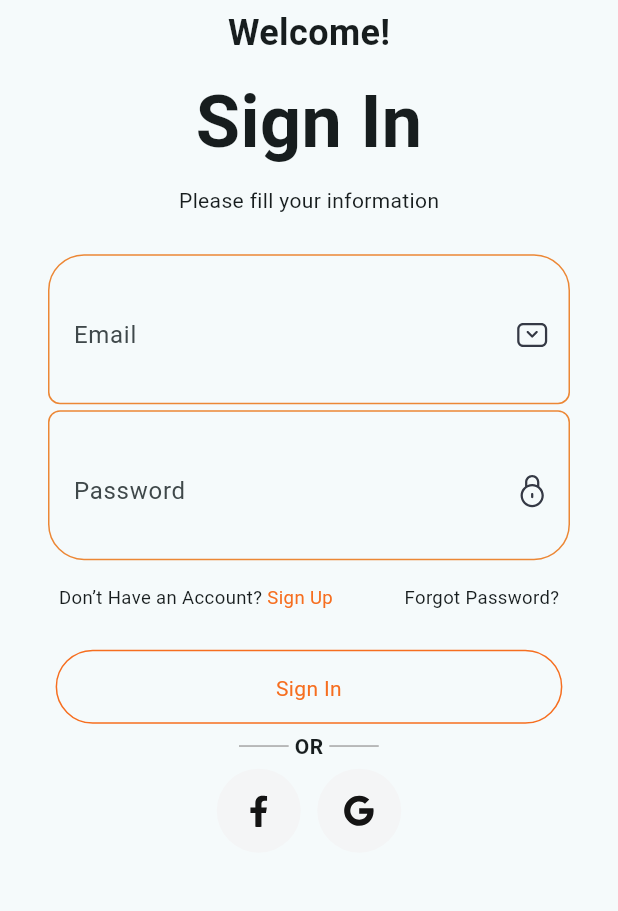
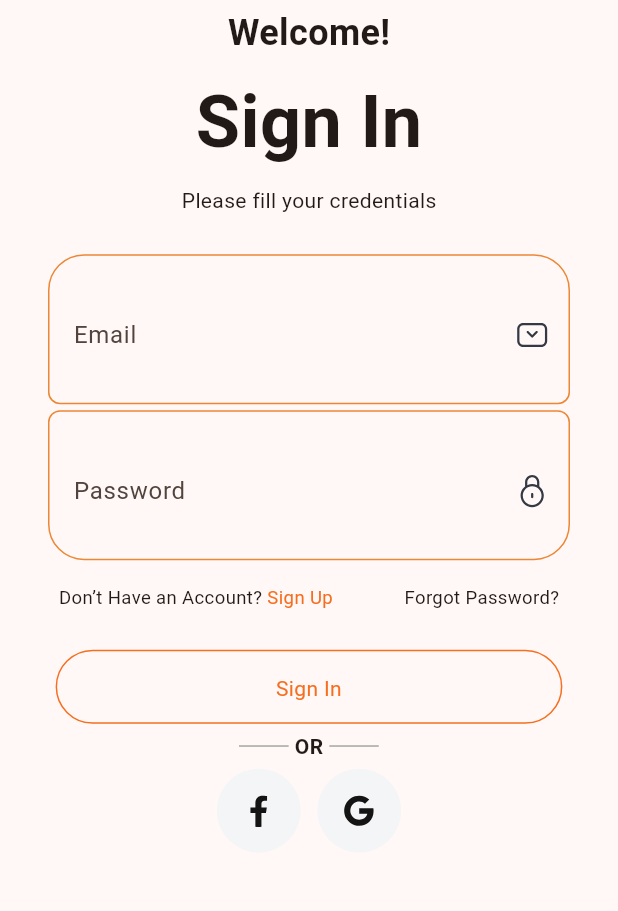
Before and after one commit to ontrigo24/Ontario-Mobile-Application, a Flutter app: the screen it shows after launch, after a tap on "Next", on a phone screen of 412 x 824 dp, the part 275-1186 px from its top. Run offline on Flutter 3.47's test engine with Material 3 defaults, Android fonts, the phone set to English and light mode, and no system bars; our stand-ins replace file_picker, flutter_svg, shimmer; project files that could hold a hidden picture were left out.

Commit message:
Sign Up screen Step - 1 completed

```diff
--- /dev/null
+++ b/lib/components/primary_btn.dart
@@ -0,0 +1,54 @@
+import 'package:flutter/material.dart';
+
+import '../utils/global_variables.dart';
+import '../utils/screen_size.dart';
+
+class PrimaryButton extends StatelessWidget {
+  const PrimaryButton({
+    super.key,
+    required this.onPressed,
+    required this.title,
+    this.showBorder = true,
+    this.fillColor = Colors.transparent, this.titleStyle,
+  });
+  final VoidCallback onPressed;
+  final String title;
+  final bool showBorder;
+  final Color fillColor;
+  final TextStyle? titleStyle;
+  @override
+  Widget build(BuildContext context) {
+    return SizedBox(
+      width: ScreenSizeConfig.screenWidth,
+      child: Row(
+        mainAxisAlignment: MainAxisAlignment.center,
+        crossAxisAlignment: CrossAxisAlignment.center,
+        children: [
+          GestureDetector(
+            onTap: onPressed,
+            child: Container(
+                padding: EdgeInsets.symmetric(
+                    vertical: ScreenSizeConfig.screenHeight * 0.018),
+                width: ScreenSizeConfig.screenWidth -
+                    (ScreenSizeConfig.screenWidth * 0.18),
+                height: ScreenSizeConfig.screenHeight * 0.06,
+                decoration: BoxDecoration(
+                    color: fillColor,
+                    border: Border.all(
+                        color: showBorder
+                            ? GlobalVariables.colors.secondary
+                            : Colors.transparent),
+                    borderRadius: const BorderRadius.all(Radius.circular(100))),
+                child: Text(
+                  title,
+                  textAlign: TextAlign.center,
+                  style: titleStyle ?? TextStyle(
+                    color: GlobalVariables.colors.secondary,
+                  ),
+                )),
+          )
+        ],
+      ),
+    );
+  }
+}
--- a/lib/main.dart
+++ b/lib/main.dart
@@ -21,7 +21,7 @@
         return MaterialApp(
           title: 'OntriGo',
           theme: ThemeData(
-            colorScheme: ColorScheme.fromSeed(seedColor: GlobalVariables.colors.primary),
+            colorScheme: ColorScheme.fromSeed(seedColor: GlobalVariables.colors.secondary),
             useMaterial3: true,
           ),
           onGenerateRoute: (routeSettings) => onGenerateRoute(routeSettings),
--- a/lib/screens/auth/auth_page.dart
+++ b/lib/screens/auth/auth_page.dart
@@ -1,5 +1,5 @@
 import 'package:flutter/material.dart';
-import 'package:ontrigo/screens/auth/components/login.dart';
+import 'package:ontrigo/screens/auth/components/sign_in.dart';
 
 class AuthScreen extends StatefulWidget {
   static const String routeName = '/auth';
@@ -12,6 +12,6 @@ class AuthScreen extends StatefulWidget {
 class _AuthScreenState extends State<AuthScreen> {
   @override
   Widget build(BuildContext context) {
-    return const LoginScreen();
+    return const SignInScreen();
   }
 }
--- a/lib/screens/auth/components/login.dart
+++ b/lib/screens/auth/components/sign_in.dart
@@ -1,10 +1,13 @@
 import 'package:flutter/material.dart';
 import 'package:flutter_svg/svg.dart';
+import 'package:ontrigo/screens/auth/components/sign_up.dart';
 import 'package:ontrigo/utils/global_variables.dart';
 import 'package:ontrigo/utils/screen_size.dart';
 
-class LoginScreen extends StatelessWidget {
-  const LoginScreen({super.key});
+import '../../../components/primary_btn.dart';
+
+class SignInScreen extends StatelessWidget {
+  const SignInScreen({super.key});
 
   @override
   Widget build(BuildContext context) {
@@ -33,11 +36,10 @@ class LoginScreen extends StatelessWidget {
                   ),
                 ),
                 SizedBox(height: 8),
-                Text('Please fill your information'),
+                Text('Please fill your credentials'),
               ],
             ),
-            const SizedBox(
-                    height: 16.0),
+            const SizedBox(height: 16.0),
             Column(
               children: [
                 Padding(
@@ -132,7 +134,8 @@ class LoginScreen extends StatelessWidget {
                           ),
                           GestureDetector(
                             onTap: () {
-                              // Handle SignUp tap
+                              Navigator.of(context).pushReplacement(MaterialPageRoute(
+                                  builder: (_) => const SignUpScreen()));
                             },
                             child: Text(
                               "Sign Up",
@@ -159,38 +162,8 @@ class LoginScreen extends StatelessWidget {
                 ),
               ],
             ),
-            const SizedBox(
-                    height: 16.0),
-            SizedBox(
-              width: ScreenSizeConfig.screenWidth,
-              child: Row(
-                mainAxisAlignment: MainAxisAlignment.center,
-                crossAxisAlignment: CrossAxisAlignment.center,
-                children: [
-                  GestureDetector(
-                    onTap: () {},
-                    child: Container(
-                        padding: EdgeInsets.symmetric(
-                            vertical: ScreenSizeConfig.screenHeight * 0.018),
-                        width: ScreenSizeConfig.screenWidth -
-                            (ScreenSizeConfig.screenWidth * 0.18),
-                        height: ScreenSizeConfig.screenHeight * 0.06,
-                        decoration: BoxDecoration(
-                            border: Border.all(
-                                color: GlobalVariables.colors.secondary),
-                            borderRadius:
-                                const BorderRadius.all(Radius.circular(100))),
-                        child: Text(
-                          'Sign In',
-                          textAlign: TextAlign.center,
-                          style: TextStyle(
-                            color: GlobalVariables.colors.secondary,
-                          ),
-                        )),
-                  )
-                ],
-              ),
-            ),
+            const SizedBox(height: 16.0),
+            PrimaryButton(onPressed: () {}, title: 'Sign In'),
             Row(
               mainAxisAlignment: MainAxisAlignment.center,
               children: [
@@ -200,12 +173,14 @@ class LoginScreen extends StatelessWidget {
                       border: Border.all(
                     width: 0.5,
                     color: const Color(0xFFA2A2A2),
-                    )
-                  ),
+                  )),
                 ),
                 const Padding(
                   padding: EdgeInsets.symmetric(horizontal: 4.0),
-                  child: Text('OR', style: TextStyle(fontWeight: FontWeight.bold),),
+                  child: Text(
+                    'OR',
+                    style: TextStyle(fontWeight: FontWeight.bold),
+                  ),
                 ),
                 Container(
                   width: ScreenSizeConfig.screenWidth * 0.08,
@@ -213,8 +188,7 @@ class LoginScreen extends StatelessWidget {
                       border: Border.all(
                     width: 0.5,
                     color: const Color(0xFFA2A2A2),
-                    )
-                  ),
+                  )),
                 )
               ],
             ),
--- a/lib/screens/splash/splash.dart
+++ b/lib/screens/splash/splash.dart
@@ -1,5 +1,6 @@
 import 'dart:async';
 import 'package:flutter/material.dart';
+import 'package:ontrigo/components/primary_btn.dart';
 import 'package:ontrigo/screens/auth/auth_page.dart';
 import 'package:ontrigo/utils/global_variables.dart';
 
@@ -63,9 +64,7 @@ class _SplashScreenState extends State<SplashScreen> {
   ];
 
   void handleNextBtn() {
-    Navigator.pushReplacementNamed(
-      context, AuthScreen.routeName
-    );
+    Navigator.pushReplacementNamed(context, AuthScreen.routeName);
   }
 
   @override
@@ -232,8 +231,9 @@ class _SplashScreenState extends State<SplashScreen> {
                               value: isActive ? progress : 0.0,
                               backgroundColor:
                                   const Color.fromARGB(123, 224, 224, 224),
-                              color:
-                                  isActive ? GlobalVariables.colors.background : Colors.transparent,
+                              color: isActive
+                                  ? GlobalVariables.colors.background
+                                  : Colors.transparent,
                             ),
                           ),
                         );
@@ -247,31 +247,40 @@ class _SplashScreenState extends State<SplashScreen> {
                   right: 0,
                   child: SizedBox(
                     width: size.width,
-                    child: Row(
-                      mainAxisAlignment: MainAxisAlignment.center,
-                      crossAxisAlignment: CrossAxisAlignment.center,
-                      children: [
-                        GestureDetector(
-                          onTap: handleNextBtn,
-                          child: Container(
-                              padding: EdgeInsets.symmetric(
-                                  vertical: size.height * 0.018),
-                              width: size.width - (size.width * 0.18),
-                              height: size.height * 0.06,
-                              decoration: BoxDecoration(
-                                  color: GlobalVariables.colors.background,
-                                  borderRadius: const BorderRadius.all(
-                                      Radius.circular(100))),
-                              child: Text(
-                                'Next',
-                                textAlign: TextAlign.center,
-                                style: TextStyle(
-                                  color: GlobalVariables.colors.textPrimary,
-                                ),
-                              )),
-                        )
-                      ],
-                    ),
+                    child: PrimaryButton(
+                        title: 'Next',
+                        titleStyle: TextStyle(
+                            color: GlobalVariables.colors.textPrimary),
+                        showBorder: false,
+                        fillColor: GlobalVariables.colors.background,
+                        onPressed: () {
+                          Navigator.pushNamed(context, AuthScreen.routeName);
+                        }),
+                    // Row(
+                    //   mainAxisAlignment: MainAxisAlignment.center,
+                    //   crossAxisAlignment: CrossAxisAlignment.center,
+                    //   children: [
+                    //     GestureDetector(
+                    //       onTap: handleNextBtn,
+                    //       child: Container(
+                    //           padding: EdgeInsets.symmetric(
+                    //               vertical: size.height * 0.018),
+                    //           width: size.width - (size.width * 0.18),
+                    //           height: size.height * 0.06,
+                    //           decoration: BoxDecoration(
+                    //               color: GlobalVariables.colors.background,
+                    //               borderRadius: const BorderRadius.all(
+                    //                   Radius.circular(100))),
+                    //           child: Text(
+                    //             'Next',
+                    //             textAlign: TextAlign.center,
+                    //             style: TextStyle(
+                    //               color: GlobalVariables.colors.textPrimary,
+                    //             ),
+                    //           )),
+                    //     )
+                    //   ],
+                    // ),
                   ),
                 ),
               ],
```
Also changed, not shown: lib/screens/auth/components/sign_up.dart (added, +173 -0 lines), lib/screens/auth/components/signup.dart (deleted, +0 -19 lines), assets/icons/F.svg (added), assets/icons/G.svg (added), 3 other files. Lines whose indentation alone changed are shown as unchanged.
